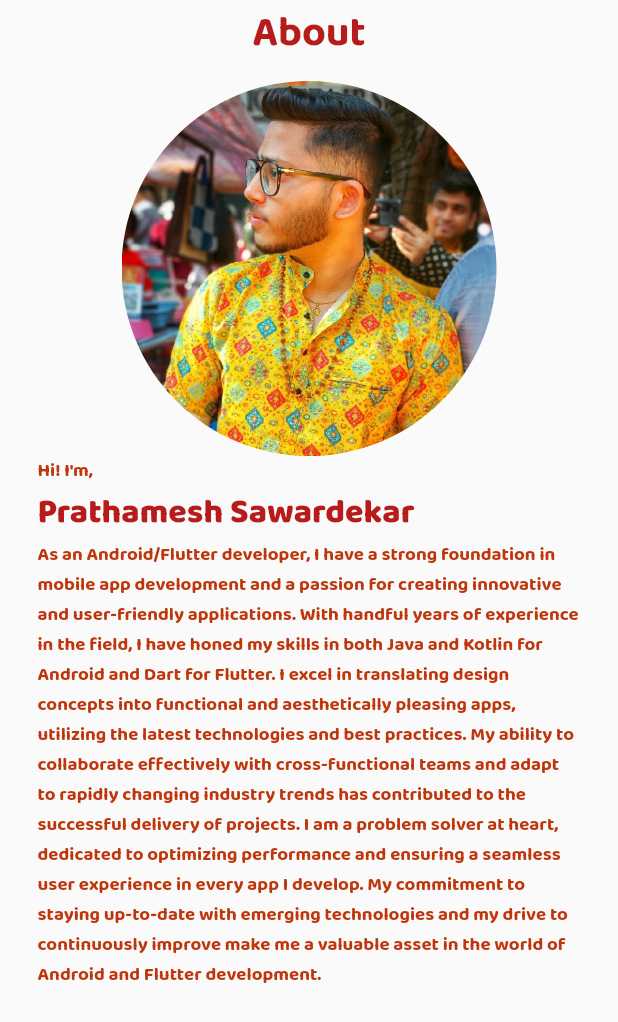
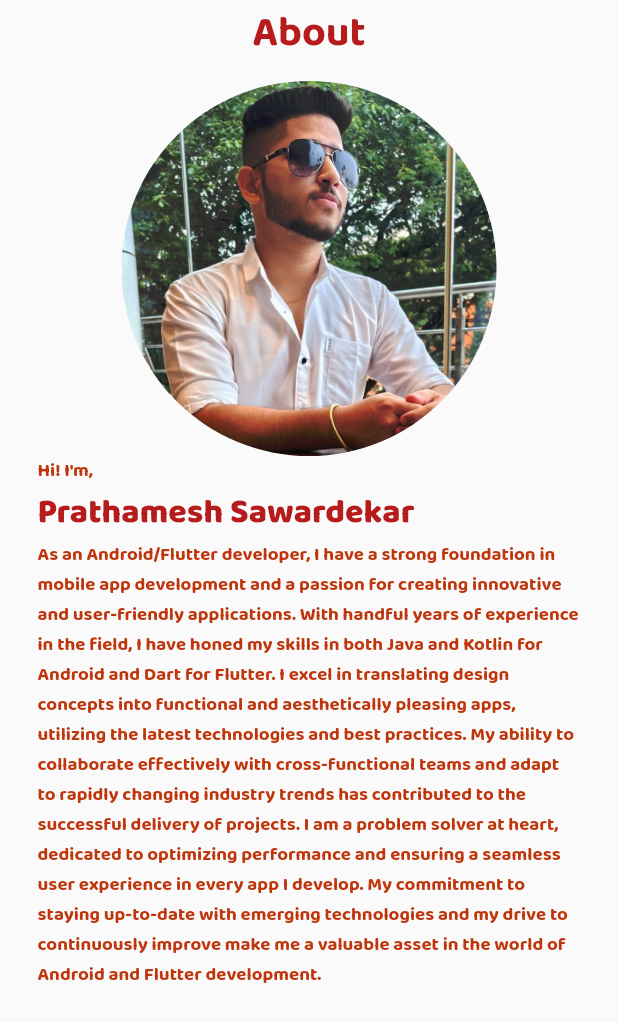
Before and after one commit to Prathamesh72001/MyPortFolio, a Flutter app: the AboutPage widget shown alone on an empty page, opened directly, on a phone screen of 412 x 824 dp. Shown: the top 1022 px of the screen. Run offline on Flutter 3.47's test engine with Material 3 defaults, Android fonts, the phone set to English and light mode, and no system bars; our stand-ins replace google_fonts, lottie; missing offline and left inert: dart:html, notification_center, universal_html.

Commit message:
-profile related change added -about section issue fix added

```diff
--- a/lib/constants/images.dart
+++ b/lib/constants/images.dart
@@ -21,7 +21,7 @@ class Images {
   static const String gmail = 'assets/images/gmail.png';
   static const String canvia = 'assets/images/canvia.jpeg';
   static const String jyppzer = 'assets/images/jyppzer.png';
-  static const String profile = 'assets/images/profile.jpeg';
+  static const String profile = 'assets/images/profile2.jpeg';
   static const String groccerbasket = 'assets/images/groccersbasket.jpeg';
   static const String adventuretime = 'assets/images/adventuretime.jpeg';
   static const String classmates = 'assets/images/classmates.jpeg';
--- a/lib/screens/about.dart
+++ b/lib/screens/about.dart
@@ -29,7 +29,6 @@ class _AboutPageState extends State<AboutPage> {
       height: size.height-60,
       width: size.width,
       child: SingleChildScrollView(
-        child: Expanded(
         child: Column(
           crossAxisAlignment: CrossAxisAlignment.center,
           mainAxisAlignment: MainAxisAlignment.spaceEvenly,
@@ -111,7 +110,6 @@ class _AboutPageState extends State<AboutPage> {
           ],
         ),
       ),
-      ),
     );
   }
 }
--- a/lib/screens/resume.dart
+++ b/lib/screens/resume.dart
@@ -19,7 +19,7 @@ class _ResumePageState extends State<ResumePage> {
 
   @override
   void initState() {
-    downloadFile("https://ufile.io/xs7a4zcd" );
+    downloadFile("https://www.hostize.com/v/mFTu_EhnFz/latest-resume-2023-pdf" );
     super.initState();
   }
 
```
Also changed, not shown: assets/images/profile2.jpeg (added). Lines whose indentation alone changed are shown as unchanged.
